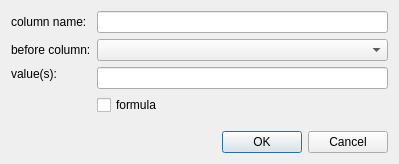
Above: src/TSVview/AddColumnDialog.ui from marc-sturm/TSVview before the change. Below: the same form after it.
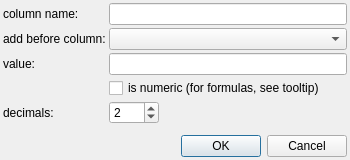
That is the form after the change.

What changed in the file:
```diff
--- a/src/TSVview/AddColumnDialog.ui
+++ b/src/TSVview/AddColumnDialog.ui
@@ -6,43 +6,54 @@
    <rect>
     <x>0</x>
     <y>0</y>
-    <width>399</width>
-    <height>164</height>
+    <width>350</width>
+    <height>160</height>
    </rect>
   </property>
+  <property name="minimumSize">
+   <size>
+    <width>350</width>
+    <height>160</height>
+   </size>
+  </property>
   <property name="windowTitle">
    <string>Add column</string>
   </property>
   <layout class="QGridLayout" name="gridLayout">
-   <item row="1" column="1">
-    <widget class="QComboBox" name="pos_col">
-     <property name="sizePolicy">
-      <sizepolicy hsizetype="Expanding" vsizetype="Fixed">
-       <horstretch>0</horstretch>
-       <verstretch>0</verstretch>
-      </sizepolicy>
-     </property>
-    </widget>
-   </item>
-   <item row="1" column="0">
-    <widget class="QLabel" name="label_2">
-     <property name="text">
-      <string>before column:</string>
-     </property>
-    </widget>
-   </item>
-   <item row="4" column="0" colspan="2">
-    <spacer name="verticalSpacer">
-     <property name="orientation">
-      <enum>Qt::Vertical</enum>
-     </property>
-     <property name="sizeHint" stdset="0">
+   <property name="leftMargin">
+    <number>3</number>
+   </property>
+   <property name="topMargin">
+    <number>3</number>
+   </property>
+   <property name="rightMargin">
+    <number>3</number>
+   </property>
+   <property name="bottomMargin">
+    <number>3</number>
+   </property>
+   <property name="spacing">
+    <number>3</number>
+   </property>
+   <item row="5" column="1">
+    <widget class="QSpinBox" name="decimals">
+     <property name="minimumSize">
       <size>
-       <width>20</width>
-       <height>40</height>
+       <width>50</width>
+       <height>0</height>
       </size>
      </property>
-    </spacer>
+     <property name="value">
+      <number>2</number>
+     </property>
+    </widget>
+   </item>
+   <item row="2" column="0">
+    <widget class="QLabel" name="label_3">
+     <property name="text">
+      <string>value:</string>
+     </property>
+    </widget>
    </item>
    <item row="0" column="0">
     <widget class="QLabel" name="label">
@@ -51,56 +62,82 @@
      </property>
     </widget>
    </item>
-   <item row="5" column="0" colspan="2">
-    <widget class="QDialogButtonBox" name="buttonBox">
-     <property name="orientation">
-      <enum>Qt::Horizontal</enum>
+   <item row="1" column="0">
+    <widget class="QLabel" name="label_2">
+     <property name="text">
+      <string>add before column:</string>
      </property>
-     <property name="standardButtons">
-      <set>QDialogButtonBox::Cancel|QDialogButtonBox::Ok</set>
-     </property>
     </widget>
    </item>
-   <item row="0" column="1">
-    <widget class="QLineEdit" name="name"/>
-   </item>
-   <item row="2" column="0">
-    <widget class="QLabel" name="label_3">
+   <item row="5" column="0">
+    <widget class="QLabel" name="label_5">
      <property name="text">
-      <string>value(s):</string>
+      <string>decimals:</string>
      </property>
     </widget>
    </item>
-   <item row="3" column="0">
-    <spacer name="verticalSpacer_2">
+   <item row="5" column="2">
+    <spacer name="horizontalSpacer">
      <property name="orientation">
-      <enum>Qt::Vertical</enum>
+      <enum>Qt::Orientation::Horizontal</enum>
      </property>
      <property name="sizeHint" stdset="0">
       <size>
-       <width>20</width>
-       <height>40</height>
+       <width>40</width>
+       <height>20</height>
       </size>
      </property>
     </spacer>
    </item>
-   <item row="2" column="1" rowspan="2">
-    <layout class="QVBoxLayout" name="verticalLayout">
-     <item>
-      <widget class="QLineEdit" name="value"/>
-     </item>
-     <item>
+   <item row="4" column="1" colspan="2">
       <widget class="QCheckBox" name="formula">
        <property name="toolTip">
         <string>Hint: To sum up the value in the first two
 columns the formula '[0] + [1]' would be used.</string>
        </property>
        <property name="text">
-        <string>formula</string>
+      <string>is numeric (for formulas, see tooltip)</string>
        </property>
       </widget>
      </item>
-    </layout>
+   <item row="8" column="0" colspan="3">
+    <widget class="QDialogButtonBox" name="buttonBox">
+     <property name="orientation">
+      <enum>Qt::Orientation::Horizontal</enum>
+     </property>
+     <property name="standardButtons">
+      <set>QDialogButtonBox::StandardButton::Cancel|QDialogButtonBox::StandardButton::Ok</set>
+     </property>
+    </widget>
+   </item>
+   <item row="2" column="1" colspan="2">
+    <widget class="QLineEdit" name="value"/>
+   </item>
+   <item row="1" column="1" colspan="2">
+    <widget class="QComboBox" name="pos_col">
+     <property name="sizePolicy">
+      <sizepolicy hsizetype="Expanding" vsizetype="Fixed">
+       <horstretch>0</horstretch>
+       <verstretch>0</verstretch>
+      </sizepolicy>
+     </property>
+    </widget>
+   </item>
+   <item row="0" column="1" colspan="2">
+    <widget class="QLineEdit" name="name"/>
+   </item>
+   <item row="7" column="0" colspan="3">
+    <spacer name="verticalSpacer">
+     <property name="orientation">
+      <enum>Qt::Orientation::Vertical</enum>
+     </property>
+     <property name="sizeHint" stdset="0">
+      <size>
+       <width>20</width>
+       <height>40</height>
+      </size>
+     </property>
+    </spacer>
    </item>
   </layout>
  </widget>
```
Lines whose indentation alone changed are shown as unchanged.
